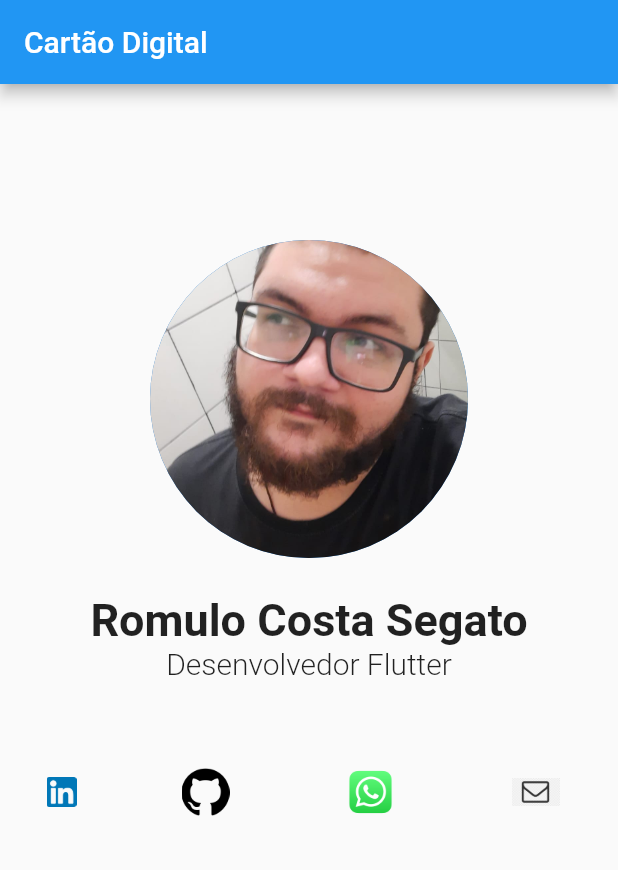
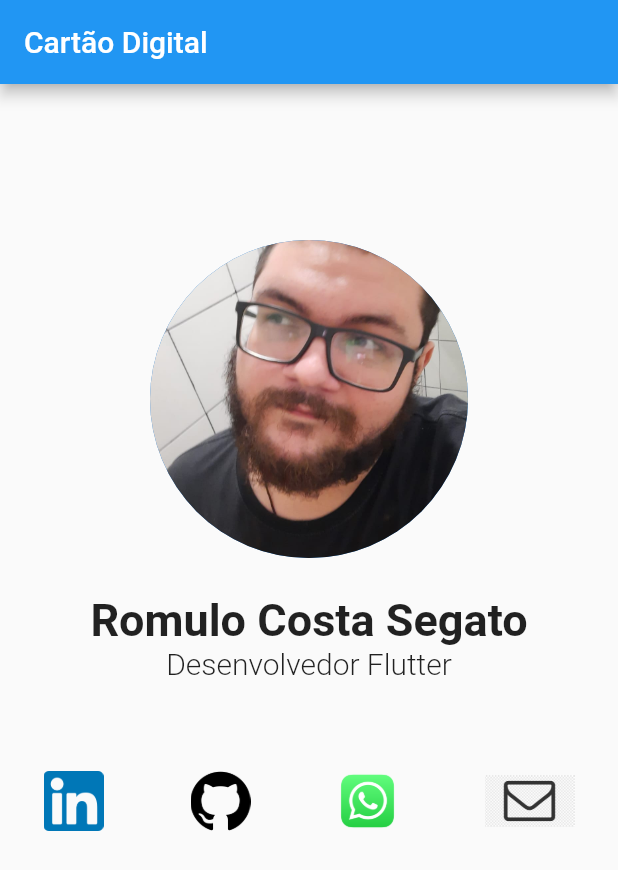
Before and after one commit to romulowisemind/cart-o_digital, a Flutter app: the screen it shows after launch, on a phone screen of 412 x 824 dp. Shown: the top 870 px of the screen. Run offline on Flutter 3.47's test engine with Material 2 defaults, Android fonts, the phone set to English and light mode, and no system bars.

Commit message:
Adicionando caminhos Github, Email, Whatsapp e Linkedin.

```diff
--- a/lib/pages/card_page.dart
+++ b/lib/pages/card_page.dart
@@ -1,7 +1,6 @@
 import 'package:flutter/material.dart';
 
 import 'package:projetin/pages/card_controller.dart';
-
 
 class CartaoPage extends StatelessWidget {
   CartaoPage({Key? key}) : super(key: key);
@@ -45,34 +44,56 @@ class CartaoPage extends StatelessWidget {
             children: [
               GestureDetector(
                 onTap: () {
-                  cardController.linkedin();
+                  cardController.launchInBrowser(
+                    Uri.parse(
+                        'https://www.linkedin.com/in/romulo-costa-segato-129767178/'),
+                  );
                 },
                 child: Image.asset(
                   'assets/images/icons/icone_linkedin.png',
-                  width: 20,
-                  height: 20,
+                  width: 40,
+                  height: 40,
                 ),
               ),
-              //usar estrutura de cima(GestureDetector)
-              IconButton(
-                icon: InkWell(
-                  child: Image.asset('assets/images/icons/icone_github.png'),
+              GestureDetector(
+                onTap: () {
+                  cardController.launchInBrowser(
+                    Uri.parse('https://github.com/romulowisemind'),
+                  );
+                },
+                child: Image.asset(
+                  'assets/images/icons/icone_github.png',
+                  width: 40,
+                  height: 40,
                 ),
-                onPressed: () {},
+              ),
+
+              //usar estrutura de cima
+              GestureDetector(
+                onTap: () {
+                  cardController.launchInBrowser(
+                    Uri.parse(
+                        'https://api.whatsapp.com/send?phone=5534996528235'),
+                  );
+                },
+                child: Image.asset(
+                  'assets/images/icons/icone_whatsapp.png',
+                  width: 40,
+                  height: 40,
+                ),
               ),
               //usar estrutura de cima
-              IconButton(
-                icon: InkWell(
-                  child: Image.asset('assets/images/icons/icone_whatsapp.png'),
+              GestureDetector(
+                onTap: () {
+                  cardController.launchInBrowser(
+                    Uri.parse('mailto:romulocs38@gmail.com'),
+                  );
+                },
+                child: Image.asset(
+                  'assets/images/icons/icone_email.png',
+                  width: 60,
+                  height: 60,
                 ),
-                onPressed: () {},
-              ),
-              //usar estrutura de cima
-              IconButton(
-                icon: InkWell(
-                  child: Image.asset('assets/images/icons/icone_email.png'),
-                ),
-                onPressed: () {},
               ),
             ],
           ),
```
Also changed, not shown: lib/pages/card_controller.dart (+5 -7 lines), 1 other file.
